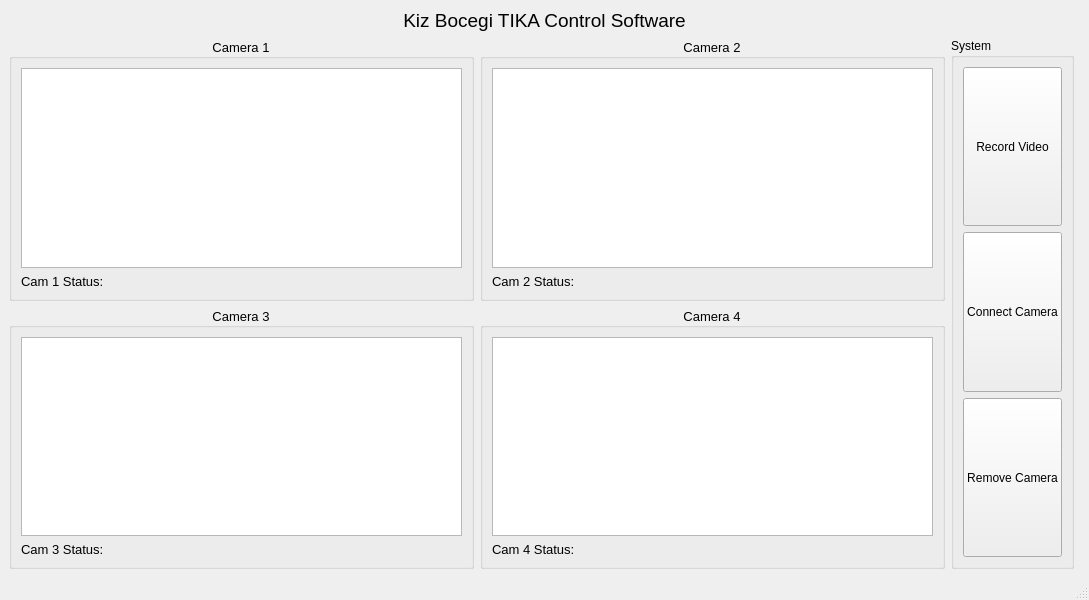
First picture: the form in prototip1/main_window_v1.ui, repository selmanterzioglu/kiz-bocegi-tika, before the edit.
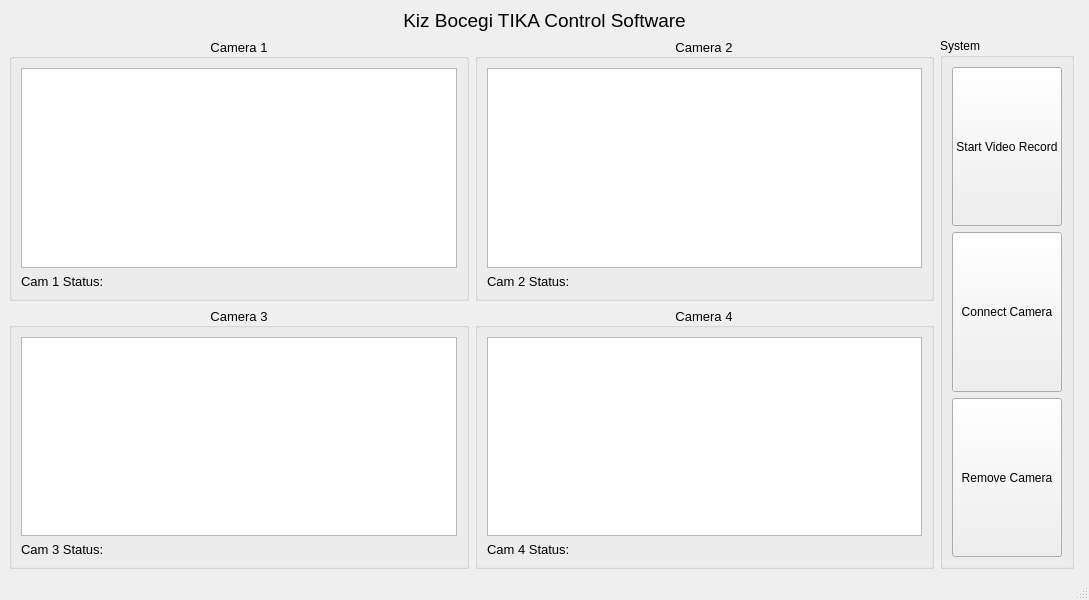
Second picture: the form after the edit. Custom widgets are drawn as their Qt base class.

```diff
--- a/prototip1/main_window_v1.ui
+++ b/prototip1/main_window_v1.ui
@@ -210,13 +210,13 @@
        <item>
         <widget class="QPushButton" name="camera_video_capture_button">
          <property name="sizePolicy">
-          <sizepolicy hsizetype="Minimum" vsizetype="Minimum">
+          <sizepolicy hsizetype="Fixed" vsizetype="Minimum">
            <horstretch>0</horstretch>
            <verstretch>0</verstretch>
           </sizepolicy>
          </property>
          <property name="text">
-          <string>Record Video</string>
+          <string>Start Video Record</string>
          </property>
         </widget>
        </item>
```
